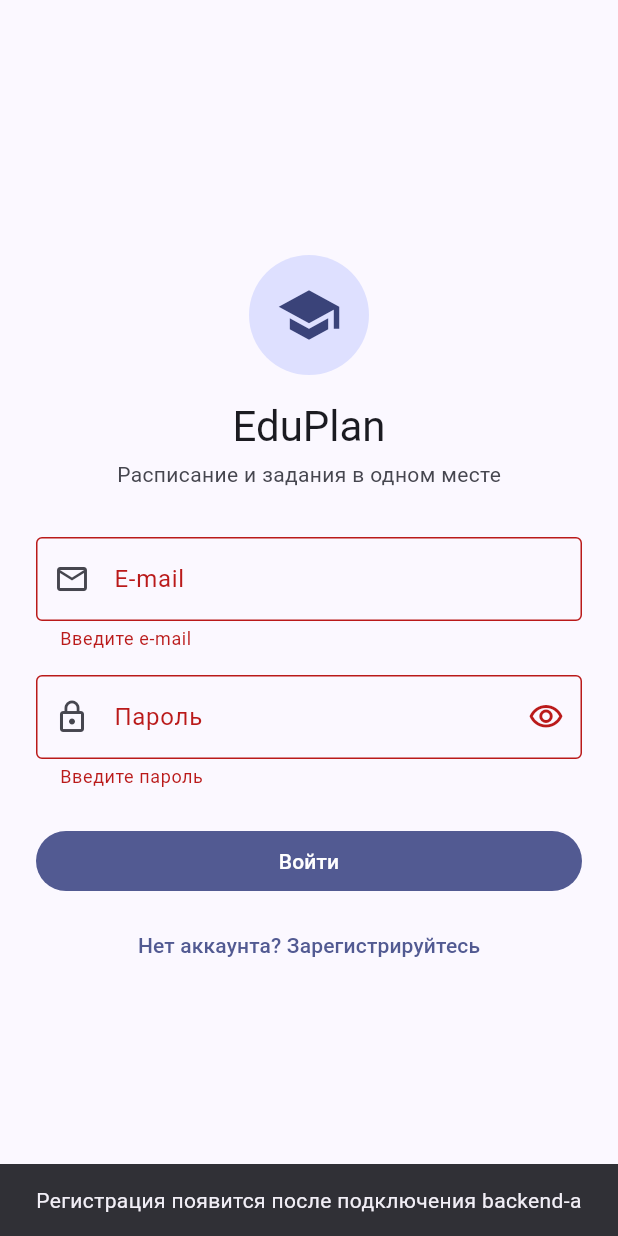
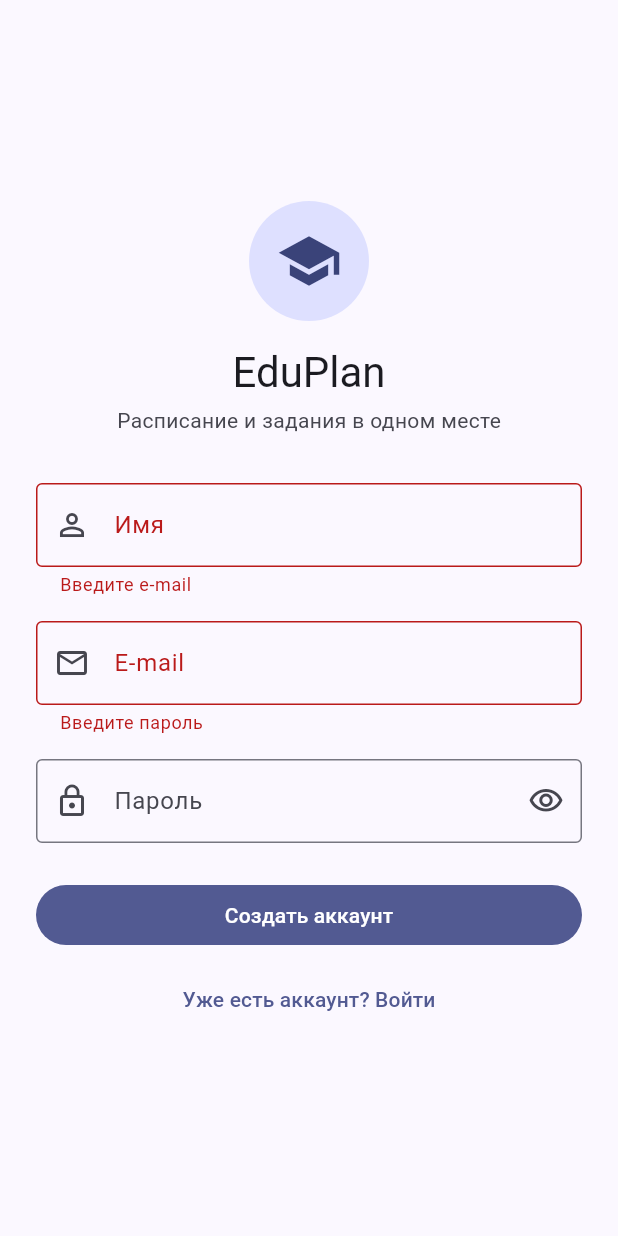
Before and after one commit to fadiojwolf/PAM_EduPlan, a Flutter app: the screen it shows after launch, after a tap on "Войти", after a tap on "Нет аккаунта? Зарегистрируйтесь", on a phone screen of 412 x 824 dp. Run offline on Flutter 3.47's test engine with Material 3 defaults, Android fonts, the phone set to English and light mode, and no system bars; our stand-ins replace go_router, shared_preferences.

Commit message:
экран входа связан с backend, регистрация, блокировка кнопки, go после входа

```diff
--- a/lib/screens/login_screen.dart
+++ b/lib/screens/login_screen.dart
@@ -1,8 +1,14 @@
 import 'package:flutter/material.dart';
 import 'package:go_router/go_router.dart';
+import 'package:provider/provider.dart';
 
-/// Экран «Вход / регистрация»: локальная валидация, без реальной
-/// аутентификации (backend + JWT придут на L5).
+import '../data/auth_api.dart';
+import '../data/result.dart';
+import '../models/assignment_model.dart';
+import '../models/course_model.dart';
+import '../models/user_model.dart';
+
+/// Вход / регистрация: валидация L3 + настоящий backend (JWT в prefs).
 class LoginScreen extends StatefulWidget {
   const LoginScreen({super.key});
 
@@ -12,21 +18,48 @@ class LoginScreen extends StatefulWidget {
 
 class _LoginScreenState extends State<LoginScreen> {
   final _formKey = GlobalKey<FormState>();
+  final _nameCtrl = TextEditingController();
   final _emailCtrl = TextEditingController();
   final _passwordCtrl = TextEditingController();
   bool _obscure = true;
+  bool _isRegister = false; // эфемерное состояние: режим формы
+  bool _busy = false; // гасит кнопку на время запроса (двойной submit)
 
   @override
   void dispose() {
-    _emailCtrl.dispose(); // кто создаёт, тот освобождает
+    _nameCtrl.dispose(); // кто создаёт, тот освобождает
+    _emailCtrl.dispose();
     _passwordCtrl.dispose();
     super.dispose();
   }
 
-  void _submit() {
-    if (!_formKey.currentState!.validate()) return; // ошибки уже на экране
-    // go, а не push: login УХОДИТ из стека, «назад» не вернёт в login.
-    context.go('/schedule');
+  Future<void> _submit() async {
+    if (!_formKey.currentState!.validate()) return; // валидация L3, нетронута
+    setState(() => _busy = true);
+
+    final auth = context.read<AuthApi>();
+    final result = _isRegister
+        ? await auth.register(
+            _emailCtrl.text.trim(),
+            _passwordCtrl.text,
+            _nameCtrl.text.trim(),
+          )
+        : await auth.login(_emailCtrl.text.trim(), _passwordCtrl.text);
+
+    if (!mounted) return; // экран может умереть, пока запрос летит
+    setState(() => _busy = false);
+
+    switch (result) {
+      case Ok():
+        // token сохранён: перезагружаем данные уже под этим пользователем
+        context.read<CourseModel>().load();
+        context.read<AssignmentModel>().load();
+        context.read<UserModel>().load(); // имя и e-mail для профиля
+        context.go('/schedule'); // go, НЕ push: login уходит из стека
+      case Err(:final msg):
+        ScaffoldMessenger.of(context)
+            .showSnackBar(SnackBar(content: Text(msg)));
+    }
   }
 
   @override
@@ -68,6 +101,23 @@ class _LoginScreenState extends State<LoginScreen> {
                           ?.copyWith(color: scheme.onSurfaceVariant),
                     ),
                     const SizedBox(height: 32),
+                    if (_isRegister) ...[
+                      TextFormField(
+                        controller: _nameCtrl,
+                        textInputAction: TextInputAction.next,
+                        textCapitalization: TextCapitalization.words,
+                        decoration: const InputDecoration(
+                          labelText: 'Имя',
+                          prefixIcon: Icon(Icons.person_outline),
+                          border: OutlineInputBorder(),
+                        ),
+                        validator: (value) =>
+                            (value == null || value.trim().isEmpty)
+                                ? 'Введите имя'
+                                : null,
+                      ),
+                      const SizedBox(height: 16),
+                    ],
                     TextFormField(
                       controller: _emailCtrl,
                       keyboardType: TextInputType.emailAddress,
@@ -84,7 +134,7 @@ class _LoginScreenState extends State<LoginScreen> {
                         if (at < 1 || !email.substring(at + 1).contains('.')) {
                           return 'Введите корректный e-mail';
                         }
-                        return null; // null = валидно
+                        return null;
                       },
                     ),
                     const SizedBox(height: 16),
@@ -92,7 +142,7 @@ class _LoginScreenState extends State<LoginScreen> {
                       controller: _passwordCtrl,
                       obscureText: _obscure,
                       textInputAction: TextInputAction.done,
-                      onFieldSubmitted: (_) => _submit(),
+                      onFieldSubmitted: (_) => _busy ? null : _submit(),
                       decoration: InputDecoration(
                         labelText: 'Пароль',
                         prefixIcon: const Icon(Icons.lock_outline),
@@ -107,9 +157,7 @@ class _LoginScreenState extends State<LoginScreen> {
                       validator: (value) {
                         final password = value ?? '';
                         if (password.isEmpty) return 'Введите пароль';
-                        if (password.length < 6) {
-                          return 'Минимум 6 символов';
-                        }
+                        if (password.length < 6) return 'Минимум 6 символов';
                         return null;
                       },
                     ),
@@ -117,20 +165,27 @@ class _LoginScreenState extends State<LoginScreen> {
                     SizedBox(
                       width: double.infinity,
                       child: FilledButton(
-                        onPressed: _submit,
-                        child: const Text('Войти'),
+                        onPressed: _busy ? null : _submit,
+                        child: _busy
+                            ? const SizedBox(
+                                width: 20,
+                                height: 20,
+                                child:
+                                    CircularProgressIndicator(strokeWidth: 2),
+                              )
+                            : Text(_isRegister ? 'Создать аккаунт' : 'Войти'),
                       ),
                     ),
                     const SizedBox(height: 8),
                     TextButton(
-                      onPressed: () =>
-                          ScaffoldMessenger.of(context).showSnackBar(
-                        const SnackBar(
-                          content: Text(
-                              'Регистрация появится после подключения backend-а'),
-                        ),
+                      onPressed: _busy
+                          ? null
+                          : () => setState(() => _isRegister = !_isRegister),
+                      child: Text(
+                        _isRegister
+                            ? 'Уже есть аккаунт? Войти'
+                            : 'Нет аккаунта? Зарегистрируйтесь',
                       ),
-                      child: const Text('Нет аккаунта? Зарегистрируйтесь'),
                     ),
                   ],
                 ),
```
